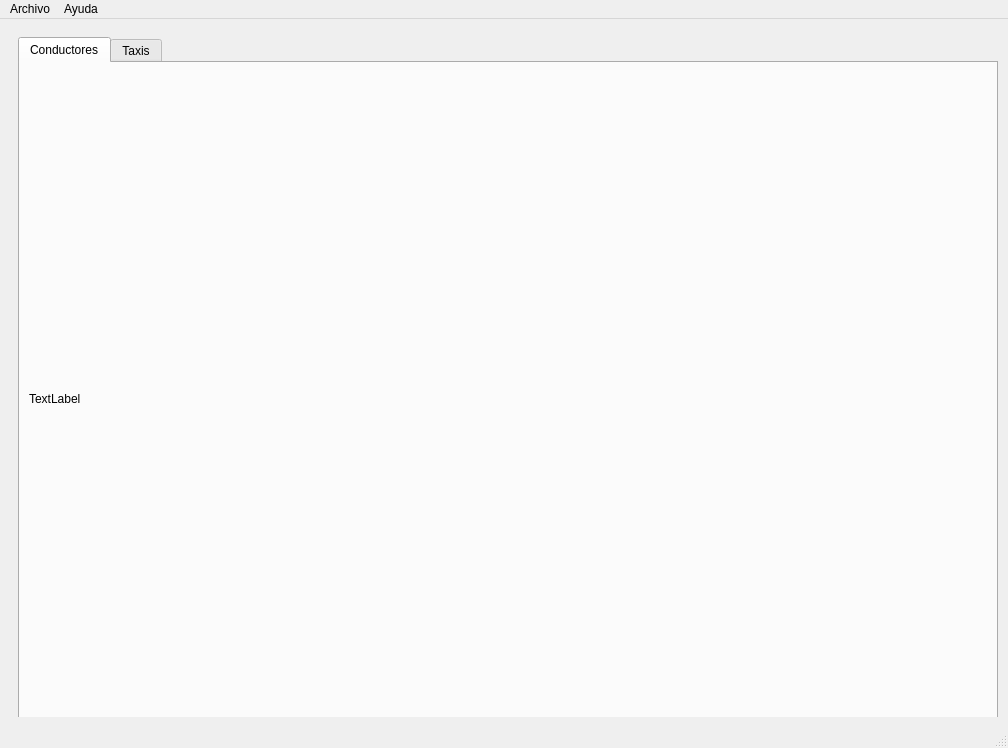
Old version of the form MainWindow.ui in the repository javierlago/lagoamoedo.
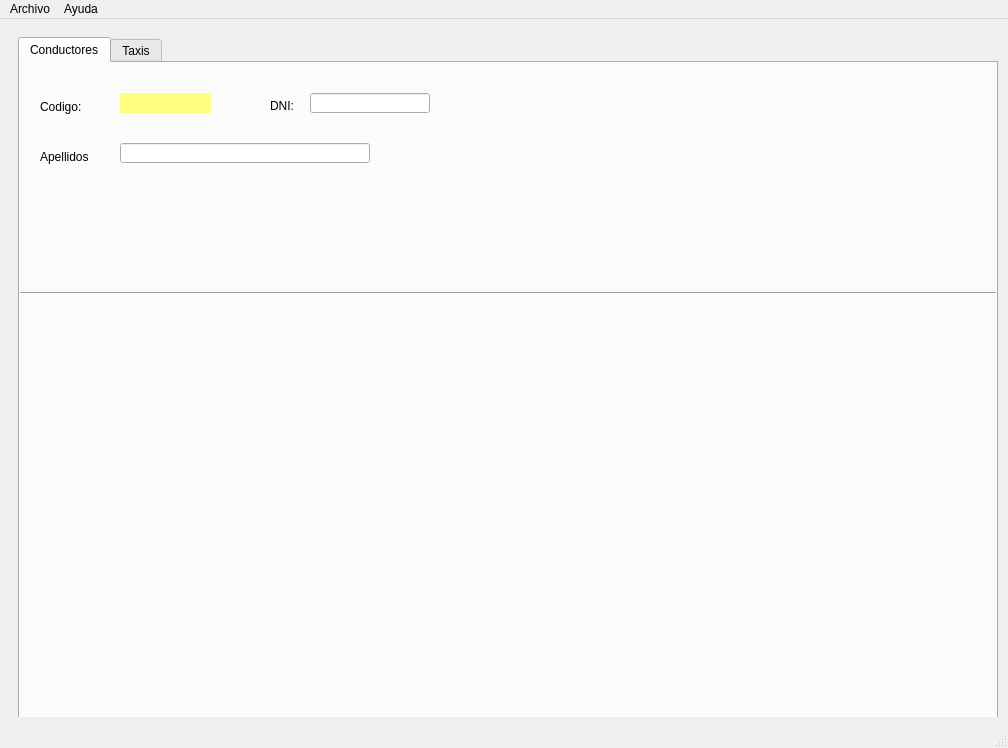
New version of the form. The open tabs and pages were chosen to show the change. Icons and pictures are not drawn.

```diff
--- a/MainWindow.ui
+++ b/MainWindow.ui
@@ -79,15 +79,115 @@
           <attribute name="title">
            <string>Conductores</string>
           </attribute>
-          <layout class="QGridLayout" name="gridLayout_2">
-           <item row="0" column="0">
-            <widget class="QLabel" name="label">
-             <property name="text">
-              <string>TextLabel</string>
-             </property>
-            </widget>
-           </item>
-          </layout>
+          <widget class="Line" name="line">
+           <property name="geometry">
+            <rect>
+             <x>0</x>
+             <y>220</y>
+             <width>981</width>
+             <height>20</height>
+            </rect>
+           </property>
+           <property name="sizePolicy">
+            <sizepolicy hsizetype="Expanding" vsizetype="Fixed">
+             <horstretch>0</horstretch>
+             <verstretch>0</verstretch>
+            </sizepolicy>
+           </property>
+           <property name="orientation">
+            <enum>Qt::Horizontal</enum>
+           </property>
+          </widget>
+          <widget class="QLabel" name="lblCodigo">
+           <property name="geometry">
+            <rect>
+             <x>20</x>
+             <y>30</y>
+             <width>61</width>
+             <height>21</height>
+            </rect>
+           </property>
+           <property name="styleSheet">
+            <string notr="true"/>
+           </property>
+           <property name="text">
+            <string>Codigo:</string>
+           </property>
+           <property name="alignment">
+            <set>Qt::AlignBottom|Qt::AlignLeading|Qt::AlignLeft</set>
+           </property>
+          </widget>
+          <widget class="QLabel" name="lblCodDB">
+           <property name="geometry">
+            <rect>
+             <x>100</x>
+             <y>30</y>
+             <width>91</width>
+             <height>20</height>
+            </rect>
+           </property>
+           <property name="styleSheet">
+            <string notr="true">background-color: rgb(255, 255, 127);</string>
+           </property>
+           <property name="text">
+            <string/>
+           </property>
+          </widget>
+          <widget class="QLabel" name="lblDNI">
+           <property name="geometry">
+            <rect>
+             <x>250</x>
+             <y>30</y>
+             <width>50</width>
+             <height>20</height>
+            </rect>
+           </property>
+           <property name="text">
+            <string>DNI:</string>
+           </property>
+           <property name="alignment">
+            <set>Qt::AlignBottom|Qt::AlignLeading|Qt::AlignLeft</set>
+           </property>
+          </widget>
+          <widget class="QLineEdit" name="txtDni">
+           <property name="geometry">
+            <rect>
+             <x>290</x>
+             <y>30</y>
+             <width>120</width>
+             <height>20</height>
+            </rect>
+           </property>
+          </widget>
+          <widget class="QLabel" name="lblSurname">
+           <property name="geometry">
+            <rect>
+             <x>20</x>
+             <y>80</y>
+             <width>51</width>
+             <height>21</height>
+            </rect>
+           </property>
+           <property name="styleSheet">
+            <string notr="true"/>
+           </property>
+           <property name="text">
+            <string>Apellidos</string>
+           </property>
+           <property name="alignment">
+            <set>Qt::AlignBottom|Qt::AlignLeading|Qt::AlignLeft</set>
+           </property>
+          </widget>
+          <widget class="QLineEdit" name="txtDni_2">
+           <property name="geometry">
+            <rect>
+             <x>100</x>
+             <y>80</y>
+             <width>250</width>
+             <height>20</height>
+            </rect>
+           </property>
+          </widget>
          </widget>
          <widget class="QWidget" name="tabCars">
           <attribute name="title">
```
Left out of the diff: 33 changed lines with no effect on the pictures.
